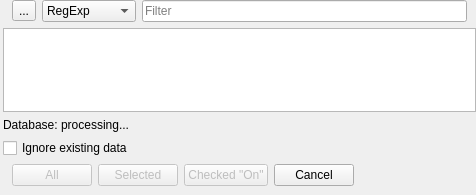
Before: the Qt Designer form zbyrator-src/selectmeters4poll.ui in KTS-Intek/quick-collect, drawn with Qt 5.
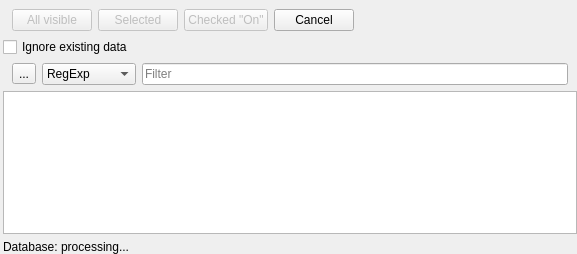
After: the same form once the commit is applied. Icons and pictures are not drawn.

Diff of the .ui file:
```diff
--- a/zbyrator-src/selectmeters4poll.ui
+++ b/zbyrator-src/selectmeters4poll.ui
@@ -6,8 +6,8 @@
    <rect>
     <x>0</x>
     <y>0</y>
-    <width>476</width>
-    <height>195</height>
+    <width>577</width>
+    <height>254</height>
    </rect>
   </property>
   <property name="windowTitle">
@@ -26,6 +26,92 @@
    <property name="bottomMargin">
     <number>0</number>
    </property>
+   <item>
+    <layout class="QHBoxLayout" name="horizontalLayout">
+     <property name="leftMargin">
+      <number>9</number>
+     </property>
+     <property name="topMargin">
+      <number>9</number>
+     </property>
+     <property name="bottomMargin">
+      <number>0</number>
+     </property>
+     <item>
+      <widget class="QPushButton" name="pbPollAll">
+       <property name="enabled">
+        <bool>false</bool>
+       </property>
+       <property name="text">
+        <string>All visible</string>
+       </property>
+       <property name="icon">
+        <iconset resource="../res.qrc">
+         <normaloff>:/katynko/svg/table.svg</normaloff>:/katynko/svg/table.svg</iconset>
+       </property>
+      </widget>
+     </item>
+     <item>
+      <widget class="QPushButton" name="pbSelected">
+       <property name="enabled">
+        <bool>false</bool>
+       </property>
+       <property name="text">
+        <string>Selected</string>
+       </property>
+       <property name="icon">
+        <iconset resource="../res.qrc">
+         <normaloff>:/katynko/svg2/sx12452-all.svg</normaloff>:/katynko/svg2/sx12452-all.svg</iconset>
+       </property>
+      </widget>
+     </item>
+     <item>
+      <widget class="QPushButton" name="pbCheckedOn">
+       <property name="enabled">
+        <bool>false</bool>
+       </property>
+       <property name="text">
+        <string>Checked &quot;On&quot;</string>
+       </property>
+       <property name="icon">
+        <iconset resource="../res.qrc">
+         <normaloff>:/katynko/svg/flag-red.svg</normaloff>:/katynko/svg/flag-red.svg</iconset>
+       </property>
+      </widget>
+     </item>
+     <item>
+      <widget class="QPushButton" name="pbCancel">
+       <property name="text">
+        <string>Cancel</string>
+       </property>
+       <property name="icon">
+        <iconset resource="../res.qrc">
+         <normaloff>:/katynko/svg/edit-delete.svg</normaloff>:/katynko/svg/edit-delete.svg</iconset>
+       </property>
+      </widget>
+     </item>
+     <item>
+      <spacer name="horizontalSpacer">
+       <property name="orientation">
+        <enum>Qt::Horizontal</enum>
+       </property>
+       <property name="sizeHint" stdset="0">
+        <size>
+         <width>40</width>
+         <height>20</height>
+        </size>
+       </property>
+      </spacer>
+     </item>
+    </layout>
+   </item>
+   <item>
+    <widget class="QCheckBox" name="cbxIgnoreExistingData">
+     <property name="text">
+      <string>Ignore existing data</string>
+     </property>
+    </widget>
+   </item>
    <item>
     <layout class="QHBoxLayout" name="horizontalLayout_61">
      <property name="leftMargin">
@@ -117,89 +203,6 @@
      </property>
     </widget>
    </item>
-   <item>
-    <widget class="QCheckBox" name="cbxIgnoreExistingData">
-     <property name="text">
-      <string>Ignore existing data</string>
-     </property>
-    </widget>
-   </item>
-   <item>
-    <layout class="QHBoxLayout" name="horizontalLayout">
-     <property name="leftMargin">
-      <number>9</number>
-     </property>
-     <property name="bottomMargin">
-      <number>9</number>
-     </property>
-     <item>
-      <widget class="QPushButton" name="pbPollAll">
-       <property name="enabled">
-        <bool>false</bool>
-       </property>
-       <property name="text">
-        <string>All</string>
-       </property>
-       <property name="icon">
-        <iconset resource="../res.qrc">
-         <normaloff>:/katynko/svg/table.svg</normaloff>:/katynko/svg/table.svg</iconset>
-       </property>
-      </widget>
-     </item>
-     <item>
-      <widget class="QPushButton" name="pbSelected">
-       <property name="enabled">
-        <bool>false</bool>
-       </property>
-       <property name="text">
-        <string>Selected</string>
-       </property>
-       <property name="icon">
-        <iconset resource="../res.qrc">
-         <normaloff>:/katynko/svg2/sx12452-all.svg</normaloff>:/katynko/svg2/sx12452-all.svg</iconset>
-       </property>
-      </widget>
-     </item>
-     <item>
-      <widget class="QPushButton" name="pbCheckedOn">
-       <property name="enabled">
-        <bool>false</bool>
-       </property>
-       <property name="text">
-        <string>Checked &quot;On&quot;</string>
-       </property>
-       <property name="icon">
-        <iconset resource="../res.qrc">
-         <normaloff>:/katynko/svg/flag-red.svg</normaloff>:/katynko/svg/flag-red.svg</iconset>
-       </property>
-      </widget>
-     </item>
-     <item>
-      <widget class="QPushButton" name="pbCancel">
-       <property name="text">
-        <string>Cancel</string>
-       </property>
-       <property name="icon">
-        <iconset resource="../res.qrc">
-         <normaloff>:/katynko/svg/edit-delete.svg</normaloff>:/katynko/svg/edit-delete.svg</iconset>
-       </property>
-      </widget>
-     </item>
-     <item>
-      <spacer name="horizontalSpacer">
-       <property name="orientation">
-        <enum>Qt::Horizontal</enum>
-       </property>
-       <property name="sizeHint" stdset="0">
-        <size>
-         <width>40</width>
-         <height>20</height>
-        </size>
-       </property>
-      </spacer>
-     </item>
-    </layout>
-   </item>
   </layout>
  </widget>
  <resources>
```
